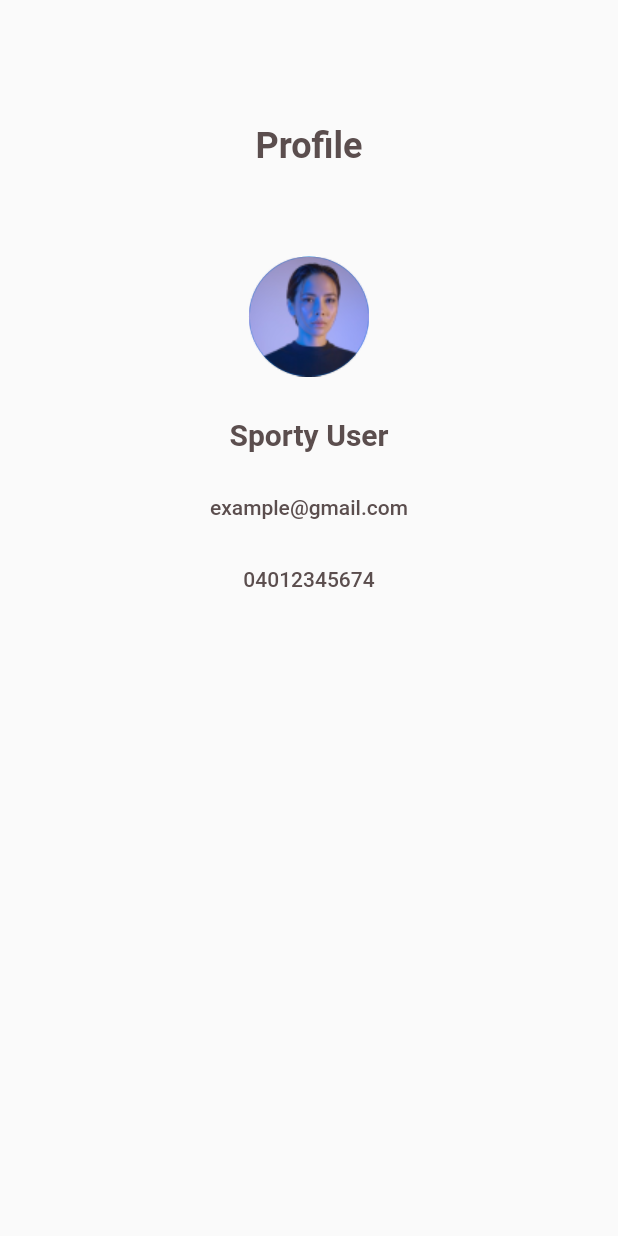
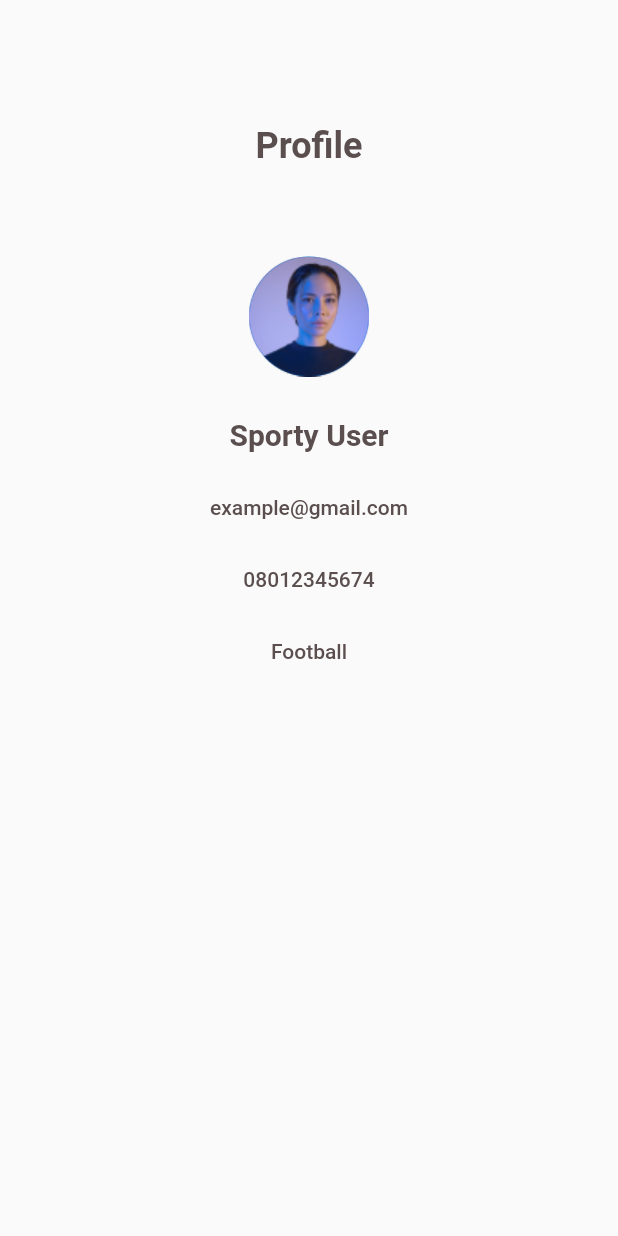
Before and after one commit to Gfash436/Sporty, a Flutter app: the Profile screen opened directly, on a phone screen of 412 x 824 dp. Run offline on Flutter 3.47's test engine with Material 2 defaults, Android fonts, the phone set to English and light mode, and no system bars; our stand-ins replace dropdown_button2, shared_preferences; accounts and stored records are empty; Roboto replaces fonts that are missing (Nunito).

Commit message:
forth commit

```diff
--- a/lib/Screens/HomePage/profile.dart
+++ b/lib/Screens/HomePage/profile.dart
@@ -51,7 +51,14 @@ class _ProfileState extends State<Profile> {
                 fontWeight: FontWeight.w500,
               ),
               myText(
-                text: '04012345674',
+                text: '08012345674',
+                textAlign: TextAlign.center,
+                color: textColor,
+                fontSize: 14,
+                fontWeight: FontWeight.w500,
+              ),
+              myText(
+                text: 'Football',
                 textAlign: TextAlign.center,
                 color: textColor,
                 fontSize: 14,
--- a/lib/Widgets/myText.dart
+++ b/lib/Widgets/myText.dart
@@ -1,5 +1,4 @@
 import 'package:flutter/material.dart';
-import 'package:sporty/Utilities/colors.dart';
 
 //project imports
 
```
Also changed, not shown: lib/Constants/validator.dart (+12 -1 lines), lib/Screens/Authentication/signUpPage.dart (+30 -8 lines), lib/Widgets/textField.dart (+5 -4 lines).
